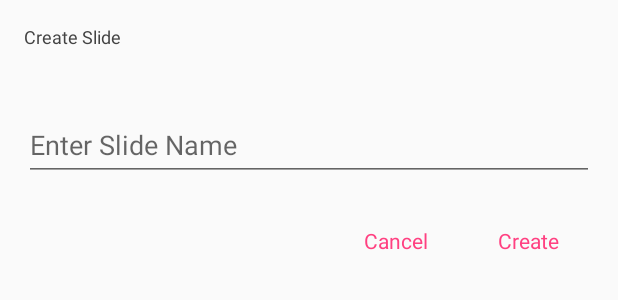
After one commit to honey-hoper/innovexia, an Android app: the layout dialog_create_slide.xml on its own in the app's theme, with its tools: preview values and no code run, on a phone screen of 412 x 824 dp. The commit adds this screen. Shown: the top 300 px of the screen. Run offline under Robolectric (Android 15) with nearby library versions, the phone set to English and light mode, and no system bars.

Commit message:
create slide dialog

```diff
--- a/app/src/main/AndroidManifest.xml
+++ b/app/src/main/AndroidManifest.xml
@@ -5,6 +5,7 @@
     <uses-permission android:name="android.permission.INTERNET" />
 
     <application
+        android:name=".App"
         android:allowBackup="true"
         android:icon="@mipmap/ic_launcher"
         android:label="@string/app_name"
--- a/app/src/main/java/com/webhopers/innovexia/activities/mainActivity/MainActivity.kt
+++ b/app/src/main/java/com/webhopers/innovexia/activities/mainActivity/MainActivity.kt
@@ -109,6 +109,6 @@ class MainActivity : MainView, AppCompatActivity() {
     }
 
     override fun setAdapter(list: List<String?>) {
-        am_recycler_view.adapter = SelectableAdapter(list,this)
+        am_recycler_view.adapter = SelectableAdapter(list,this, this)
     }
 }
--- /dev/null
+++ b/app/src/main/res/layout/dialog_create_slide.xml
@@ -0,0 +1,61 @@
+<?xml version="1.0" encoding="utf-8"?>
+<LinearLayout xmlns:android="http://schemas.android.com/apk/res/android"
+    android:layout_width="match_parent"
+    android:layout_height="match_parent"
+    android:orientation="vertical"
+    android:descendantFocusability="beforeDescendants"
+    android:focusableInTouchMode="true">
+
+    <TextView
+        android:layout_width="wrap_content"
+        android:layout_height="wrap_content"
+        android:padding="16dp"
+        android:layout_marginBottom="16dp"
+        android:theme="@style/SmallText"
+        android:text="@string/create_slide"/>
+
+    <android.support.design.widget.TextInputLayout
+        android:layout_width="match_parent"
+        android:layout_height="wrap_content"
+        android:layout_marginStart="16dp"
+        android:layout_marginEnd="16dp">
+
+        <android.support.design.widget.TextInputEditText
+            android:id="@+id/dcs_slide_name_field"
+            android:layout_width="match_parent"
+            android:layout_height="match_parent"
+            android:inputType="text"
+            android:maxLength="50"
+            android:maxLines="1"
+            android:hint="@string/enter_slide_name"/>
+
+    </android.support.design.widget.TextInputLayout>
+
+    <LinearLayout
+        android:layout_width="match_parent"
+        android:layout_height="wrap_content"
+        android:orientation="horizontal"
+        android:gravity="end"
+        android:layout_marginTop="16dp"
+        android:layout_marginEnd="16dp"
+        android:layout_marginStart="16dp">
+
+        <Button
+            android:id="@+id/dcs_cancel_btn"
+            android:layout_width="wrap_content"
+            android:layout_height="wrap_content"
+            style="@style/Widget.AppCompat.Button.Borderless.Colored"
+            android:textAppearance="@style/NormalText.Accent"
+            android:text="@string/cancel"/>
+
+        <Button
+            android:id="@+id/dcs_create_btn"
+            android:layout_width="wrap_content"
+            android:layout_height="wrap_content"
+            style="@style/Widget.AppCompat.Button.Borderless.Colored"
+            android:textAppearance="@style/NormalText.Accent"
+            android:text="@string/create"/>
+
+    </LinearLayout>
+
+</LinearLayout>
--- a/app/src/main/res/values/strings.xml
+++ b/app/src/main/res/values/strings.xml
@@ -5,4 +5,13 @@
     <string name="open">Open</string>
     <string name="close">Close</string>
     <!-- Drawer Toggle -->
+
+    <!-- Dialogs -->
+    <string name="create_slide">Create Slide</string>
+    <string name="add_to_slide">Add to Slide</string>
+    <string name="enter_slide_name">Enter Slide Name</string>
+    <string name="cancel">Cancel</string>
+    <string name="create">Create</string>
+    <!-- Dialogs -->
+
 </resources>
--- a/app/src/main/res/values/styles.xml
+++ b/app/src/main/res/values/styles.xml
@@ -12,9 +12,22 @@
     </style>
 
     <!-- Text -->
+    <style name="SmallText" parent="AppTheme">
+        <item name="android:textSize">12sp</item>
+        <item name="android:textColor">#434343</item>
+    </style>
+
     <style name="NormalText" parent="AppTheme">
         <item name="android:textSize">14sp</item>
-        <item name="android:textColor">#000</item>
+        <item name="android:textColor">#434343</item>
+    </style>
+
+    <style name="SmallText.Accent" parent="SmallText">
+        <item name="android:textColor">@color/colorAccent</item>
+    </style>
+
+    <style name="NormalText.Accent" parent="NormalText">
+        <item name="android:textColor">@color/colorAccent</item>
     </style>
     <!-- Text -->
 
```
Also changed, not shown: app/src/main/java/com/webhopers/innovexia/App.kt (added, +12 -0 lines), app/src/main/java/com/webhopers/innovexia/adapters/SelectableAdapter.kt (+9 -5 lines), app/src/main/java/com/webhopers/innovexia/dialogs/CreateSlideDialog.kt (added, +17 -0 lines), app/src/main/java/com/webhopers/innovexia/models/RealmModels.kt (added, +15 -0 lines), app/src/main/java/com/webhopers/innovexia/services/RealmDatabaseService.kt (added, +46 -0 lines), app/src/main/res/menu/action_menu.xml (added, +15 -0 lines), app/src/main/res/drawable-hdpi/add_to.png (added), app/src/main/res/drawable-hdpi/create_new.png (added), app/src/main/res/drawable-mdpi/add_to.png (added), app/src/main/res/drawable-mdpi/create_new.png (added), app/src/main/res/drawable-xhdpi/add_to.png (added), app/src/main/res/drawable-xhdpi/create_new.png (added), app/src/main/res/drawable-xxhdpi/add_to.png (added), app/src/main/res/drawable-xxhdpi/create_new.png (added).
